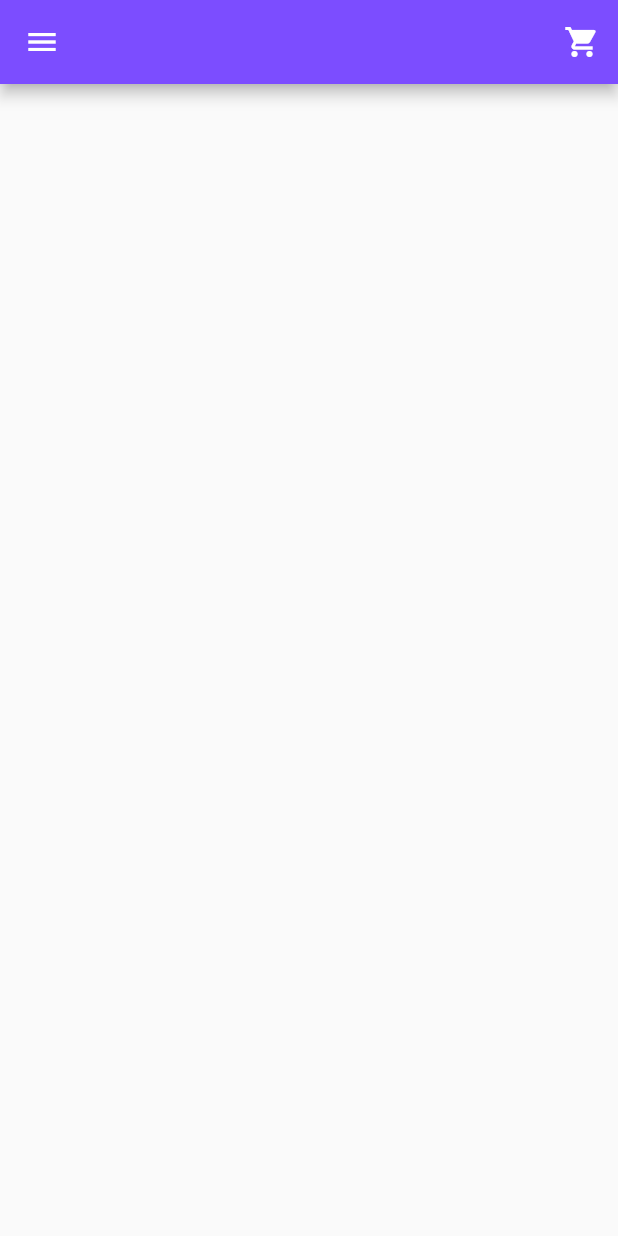
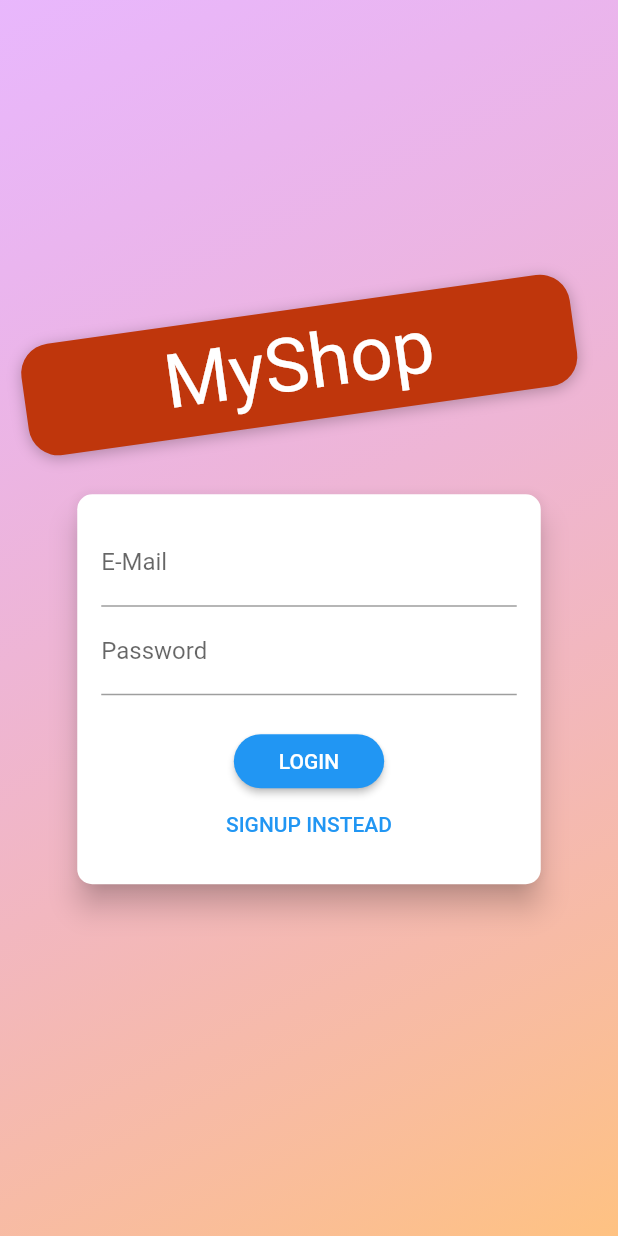
Before and after one commit to jhaym3s/fluterwave_challenge, a Flutter app: the screen it shows after launch, on a phone screen of 412 x 824 dp. Run offline on Flutter 3.47's test engine with Material 2 defaults, Android fonts, the phone set to English and light mode, and no system bars; Roboto replaces fonts that are missing (Anton).

Commit message:
auth screen and signUp

```diff
--- a/lib/main.dart
+++ b/lib/main.dart
@@ -1,8 +1,8 @@
 import 'package:flutter/material.dart';
-import 'package:jumga/screens/update_product_screen.dart';
-
-
+import './screens/auth_screen.dart.dart';
+import './screens/update_product_screen.dart';
 import './providers/product.dart';
+import './providers/auth.dart';
 import './providers/cart.dart';
 import './providers/product_provider.dart';
 import './screens/cart_screen.dart';
@@ -24,6 +24,7 @@ class MyApp extends StatelessWidget {
     return MultiProvider(
       providers: [
         ChangeNotifierProvider(create: (BuildContext context) => ProductsProvider(),),
+        ChangeNotifierProvider(create: (BuildContext context) => Auth(),),
         ChangeNotifierProvider(create: (BuildContext context) => Product(),),
         ChangeNotifierProvider(create: (BuildContext context)=> Cart())
       ] ,
@@ -34,7 +35,7 @@ class MyApp extends StatelessWidget {
             primarySwatch: Colors.blue,
             visualDensity: VisualDensity.adaptivePlatformDensity,
           ),
-          home: ProductOverView(),
+          home: AuthScreen(),
           routes: {
             ProductOverView.routeName :(context)=> ProductOverView(),
             RegistrationScreen.routeName :(context)=> RegistrationScreen(),
--- /dev/null
+++ b/lib/providers/auth.dart
@@ -0,0 +1,19 @@
+import 'dart:convert';
+import 'package:http/http.dart' as http;
+import 'package:flutter/cupertino.dart';
+
+class Auth with ChangeNotifier{
+  String _token, _userId;
+  DateTime _expiryDate;
+  //Auth({this._expiryDate,});
+
+  Future<void> signUp(String email,password)async{
+    final url = "https://identitytoolkit.googleapis.com/v1/accounts:signUp?key=AIzaSyCMP5c87yDobuspIsKYqjNu7vIRYkpzEKo";
+    final response = await http.post(url, body: json.encode({
+      "email": email,
+      "password": password,
+      "returnSecureToken": true,
+    }));
+    print(json.decode(response.body));
+  }
+}
--- /dev/null
+++ b/lib/screens/auth_screen.dart.dart
@@ -0,0 +1,223 @@
+import 'dart:math';
+import 'package:flutter/material.dart';
+import 'package:provider/provider.dart';
+import '../providers/auth.dart';
+enum AuthMode { Signup, Login }
+
+class AuthScreen extends StatelessWidget {
+  static const routeName = '/auth';
+
+  @override
+  Widget build(BuildContext context) {
+    final deviceSize = MediaQuery.of(context).size;
+    // final transformConfig = Matrix4.rotationZ(-8 * pi / 180);
+    // transformConfig.translate(-10.0);
+    return Scaffold(
+      // resizeToAvoidBottomInset: false,
+      body: Stack(
+        children: <Widget>[
+          Container(
+            decoration: BoxDecoration(
+              gradient: LinearGradient(
+                colors: [
+                  Color.fromRGBO(215, 117, 255, 1).withOpacity(0.5),
+                  Color.fromRGBO(255, 188, 117, 1).withOpacity(0.9),
+                ],
+                begin: Alignment.topLeft,
+                end: Alignment.bottomRight,
+                stops: [0, 1],
+              ),
+            ),
+          ),
+          SingleChildScrollView(
+            child: Container(
+              height: deviceSize.height,
+              width: deviceSize.width,
+              child: Column(
+                mainAxisAlignment: MainAxisAlignment.center,
+                crossAxisAlignment: CrossAxisAlignment.center,
+                children: <Widget>[
+                  Flexible(
+                    child: Container(
+                      margin: EdgeInsets.only(bottom: 20.0),
+                      padding:
+                          EdgeInsets.symmetric(vertical: 8.0, horizontal: 94.0),
+                      transform: Matrix4.rotationZ(-8 * pi / 180)
+                        ..translate(-10.0),
+                      // ..translate(-10.0),
+                      decoration: BoxDecoration(
+                        borderRadius: BorderRadius.circular(20),
+                        color: Colors.deepOrange.shade900,
+                        boxShadow: [
+                          BoxShadow(
+                            blurRadius: 8,
+                            color: Colors.black26,
+                            offset: Offset(0, 2),
+                          )
+                        ],
+                      ),
+                      child: Text(
+                        'MyShop',
+                        style: TextStyle(
+                          color: Theme.of(context).accentTextTheme.title.color,
+                          fontSize: 50,
+                          fontFamily: 'Anton',
+                          fontWeight: FontWeight.normal,
+                        ),),),),
+                  Flexible(
+                    flex: deviceSize.width > 600 ? 2 : 1,
+                    child: AuthCard(),
+                  ),
+                ],
+              ),
+            ),
+          ),
+        ],
+      ),
+    );
+  }
+}
+
+class AuthCard extends StatefulWidget {
+  const AuthCard({
+    Key key,
+  }) : super(key: key);
+
+  @override
+  _AuthCardState createState() => _AuthCardState();
+}
+class _AuthCardState extends State<AuthCard> {
+  final GlobalKey<FormState> _formKey = GlobalKey();
+  AuthMode _authMode = AuthMode.Login;
+  Map<String, String> _authData = {
+    'email': '',
+    'password': '',
+  };
+  var _isLoading = false;
+  final _passwordController = TextEditingController();
+
+  void _submit() {
+    if (!_formKey.currentState.validate()) {
+      // Invalid!
+      return;
+    }
+    _formKey.currentState.save();
+    setState(() {
+      _isLoading = true;
+    });
+    if (_authMode == AuthMode.Login) {
+      // Log user in
+    } else {
+      Provider.of<Auth>(context).signUp(_authData["email"],_authData["password"]);
+    }
+    setState(() {
+      _isLoading = false;
+    });
+  }
+
+  void _switchAuthMode() {
+    if (_authMode == AuthMode.Login) {
+      setState(() {
+        _authMode = AuthMode.Signup;
+      });
+    } else {
+      setState(() {
+        _authMode = AuthMode.Login;
+      });
+    }
+  }
+
+  @override
+  Widget build(BuildContext context) {
+    final deviceSize = MediaQuery.of(context).size;
+    return Card(
+      shape: RoundedRectangleBorder(
+        borderRadius: BorderRadius.circular(10.0),
+      ),
+      elevation: 8.0,
+      child: Container(
+        height: _authMode == AuthMode.Signup ? 320 : 260,
+        constraints:
+            BoxConstraints(minHeight: _authMode == AuthMode.Signup ? 320 : 260),
+        width: deviceSize.width * 0.75,
+        padding: EdgeInsets.all(16.0),
+        child: Form(
+          key: _formKey,
+          child: SingleChildScrollView(
+            child: Column(
+              children: <Widget>[
+                TextFormField(
+                  decoration: InputDecoration(labelText: 'E-Mail'),
+                  keyboardType: TextInputType.emailAddress,
+                  validator: (value) {
+                    if (value.isEmpty || !value.contains('@')) {
+                      return 'Invalid email!';
+                    }
+                    return null;
+                  },
+                  onSaved: (value) {
+                    _authData['email'] = value;
+                  },
+                ),
+                TextFormField(
+                  decoration: InputDecoration(labelText: 'Password'),
+                  obscureText: true,
+                  controller: _passwordController,
+                  validator: (value) {
+                    if (value.isEmpty || value.length < 5) {
+                      return 'Password is too short!';
+                    }
+                    return null;
+                  },
+                  onSaved: (value) {
+                    _authData['password'] = value;
+                  },
+                ),
+                if (_authMode == AuthMode.Signup)
+                  TextFormField(
+                    enabled: _authMode == AuthMode.Signup,
+                    decoration: InputDecoration(labelText: 'Confirm Password'),
+                    obscureText: true,
+                    validator: _authMode == AuthMode.Signup
+                        ? (value) {
+                            if (value != _passwordController.text) {
+                              return 'Passwords do not match!';
+                            }
+                            return null;
+                          }
+                        : null,
+                  ),
+                SizedBox(
+                  height: 20,
+                ),
+                if (_isLoading)
+                  CircularProgressIndicator()
+                else
+                  RaisedButton(
+                    child:
+                        Text(_authMode == AuthMode.Login ? 'LOGIN' : 'SIGN UP'),
+                    onPressed: _submit,
+                    shape: RoundedRectangleBorder(
+                      borderRadius: BorderRadius.circular(30),
+                    ),
+                    padding:
+                        EdgeInsets.symmetric(horizontal: 30.0, vertical: 8.0),
+                    color: Theme.of(context).primaryColor,
+                    textColor: Theme.of(context).primaryTextTheme.button.color,
+                  ),
+                FlatButton(
+                  child: Text(
+                      '${_authMode == AuthMode.Login ? 'SIGNUP' : 'LOGIN'} INSTEAD'),
+                  onPressed: _switchAuthMode,
+                  padding: EdgeInsets.symmetric(horizontal: 30.0, vertical: 4),
+                  materialTapTargetSize: MaterialTapTargetSize.shrinkWrap,
+                  textColor: Theme.of(context).primaryColor,
+                ),
+              ],
+            ),
+          ),
+        ),
+      ),
+    );
+  }
+}
```
